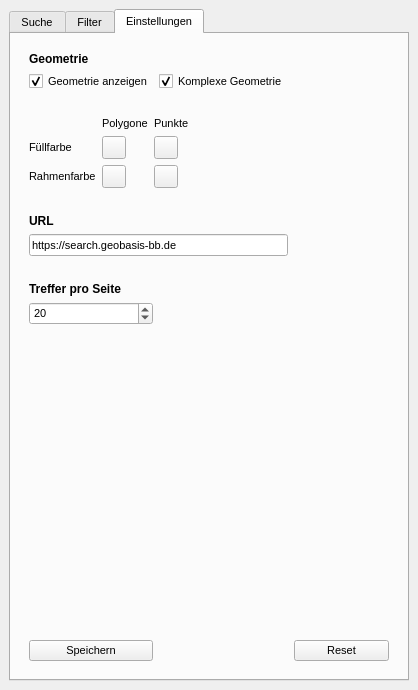
marcusmohr/qgs-gazetteer-bb, file gazetteer_bb_dockwidget_base.ui: the form before one commit.
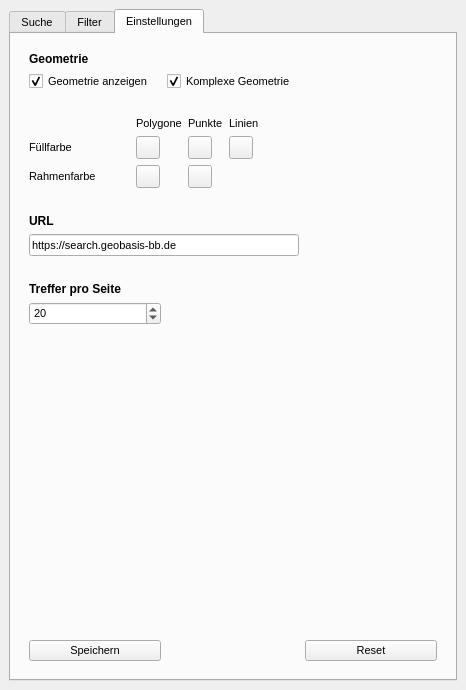
The form after the commit. The open tabs and pages were chosen to show the change. Custom widgets are drawn as their Qt base class.

What changed in the file:
```diff
--- a/gazetteer_bb_dockwidget_base.ui
+++ b/gazetteer_bb_dockwidget_base.ui
@@ -6,7 +6,7 @@
    <rect>
     <x>0</x>
     <y>0</y>
-    <width>418</width>
+    <width>466</width>
     <height>690</height>
    </rect>
   </property>
@@ -209,6 +209,13 @@
               </property>
              </widget>
             </item>
+            <item>
+             <widget class="QCheckBox" name="streetBox">
+              <property name="text">
+               <string>Straßennetz</string>
+              </property>
+             </widget>
+            </item>
            </layout>
           </item>
          </layout>
@@ -303,116 +310,7 @@
           <property name="bottomMargin">
            <number>9</number>
           </property>
-          <item row="17" column="0" colspan="2">
-           <widget class="QLineEdit" name="urlEdit">
-            <property name="text">
-             <string>https://search.geobasis-bb.de</string>
-            </property>
-           </widget>
-          </item>
-          <item row="11" column="0" colspan="3">
-           <spacer name="horizontalSpacer_3">
-            <property name="orientation">
-             <enum>Qt::Horizontal</enum>
-            </property>
-            <property name="sizeHint" stdset="0">
-             <size>
-              <width>40</width>
-              <height>20</height>
-             </size>
-            </property>
-           </spacer>
-          </item>
-          <item row="15" column="0">
-           <widget class="QLabel" name="searchUrlLabel">
-            <property name="font">
-             <font>
-              <pointsize>9</pointsize>
-              <weight>75</weight>
-              <bold>true</bold>
-             </font>
-            </property>
-            <property name="text">
-             <string>URL</string>
-            </property>
-           </widget>
-          </item>
-          <item row="4" column="0">
-           <widget class="QCheckBox" name="layerBox">
-            <property name="text">
-             <string>Geometrie anzeigen</string>
-            </property>
-            <property name="checked">
-             <bool>true</bool>
-            </property>
-           </widget>
-          </item>
-          <item row="36" column="0">
-           <widget class="QPushButton" name="saveButton">
-            <property name="text">
-             <string>Speichern</string>
-            </property>
-           </widget>
-          </item>
-          <item row="3" column="0">
-           <widget class="QLabel" name="geometryLabel">
-            <property name="font">
-             <font>
-              <pointsize>9</pointsize>
-              <weight>75</weight>
-              <bold>true</bold>
-             </font>
-            </property>
-            <property name="text">
-             <string>Geometrie</string>
-            </property>
-           </widget>
-          </item>
-          <item row="4" column="1">
-           <widget class="QCheckBox" name="complexBox">
-            <property name="text">
-             <string>Komplexe Geometrie</string>
-            </property>
-            <property name="checked">
-             <bool>true</bool>
-            </property>
-           </widget>
-          </item>
-          <item row="20" column="0">
-           <widget class="QLabel" name="sizeLabel">
-            <property name="font">
-             <font>
-              <pointsize>9</pointsize>
-              <weight>75</weight>
-              <bold>true</bold>
-             </font>
-            </property>
-            <property name="text">
-             <string>Treffer pro Seite</string>
-            </property>
-           </widget>
-          </item>
-          <item row="6" column="0" colspan="3">
-           <spacer name="horizontalSpacer">
-            <property name="orientation">
-             <enum>Qt::Horizontal</enum>
-            </property>
-            <property name="sizeHint" stdset="0">
-             <size>
-              <width>40</width>
-              <height>20</height>
-             </size>
-            </property>
-           </spacer>
-          </item>
-          <item row="36" column="2">
-           <widget class="QPushButton" name="resetButton">
-            <property name="text">
-             <string>Reset</string>
-            </property>
-           </widget>
-          </item>
-          <item row="21" column="0">
+          <item row="22" column="0">
            <widget class="QSpinBox" name="resultsBox">
             <property name="minimum">
              <number>10</number>
@@ -425,20 +323,17 @@
             </property>
            </widget>
           </item>
-          <item row="34" column="0">
-           <spacer name="verticalSpacer_2">
-            <property name="orientation">
-             <enum>Qt::Vertical</enum>
+          <item row="4" column="0">
+           <widget class="QCheckBox" name="layerBox">
+            <property name="text">
+             <string>Geometrie anzeigen</string>
             </property>
-            <property name="sizeHint" stdset="0">
-             <size>
-              <width>20</width>
-              <height>40</height>
-             </size>
+            <property name="checked">
+             <bool>true</bool>
             </property>
-           </spacer>
+           </widget>
           </item>
-          <item row="35" column="0" colspan="3">
+          <item row="36" column="0" colspan="3">
            <widget class="QLabel" name="settingsLabel">
             <property name="font">
              <font>
@@ -455,8 +350,99 @@
             </property>
            </widget>
           </item>
+          <item row="20" column="0" colspan="3">
+           <spacer name="horizontalSpacer_6">
+            <property name="orientation">
+             <enum>Qt::Horizontal</enum>
+            </property>
+            <property name="sizeHint" stdset="0">
+             <size>
+              <width>40</width>
+              <height>20</height>
+             </size>
+            </property>
+           </spacer>
+          </item>
+          <item row="21" column="0">
+           <widget class="QLabel" name="sizeLabel">
+            <property name="font">
+             <font>
+              <pointsize>9</pointsize>
+              <weight>75</weight>
+              <bold>true</bold>
+             </font>
+            </property>
+            <property name="text">
+             <string>Treffer pro Seite</string>
+            </property>
+           </widget>
+          </item>
+          <item row="37" column="2">
+           <widget class="QPushButton" name="resetButton">
+            <property name="text">
+             <string>Reset</string>
+            </property>
+           </widget>
+          </item>
+          <item row="11" column="0" colspan="3">
+           <layout class="QHBoxLayout" name="horizontalLayout_8"/>
+          </item>
+          <item row="12" column="0" colspan="3">
+           <spacer name="horizontalSpacer_3">
+            <property name="orientation">
+             <enum>Qt::Horizontal</enum>
+            </property>
+            <property name="sizeHint" stdset="0">
+             <size>
+              <width>40</width>
+              <height>20</height>
+             </size>
+            </property>
+           </spacer>
+          </item>
+          <item row="37" column="0">
+           <widget class="QPushButton" name="saveButton">
+            <property name="text">
+             <string>Speichern</string>
+            </property>
+           </widget>
+          </item>
+          <item row="6" column="0" colspan="3">
+           <spacer name="horizontalSpacer">
+            <property name="orientation">
+             <enum>Qt::Horizontal</enum>
+            </property>
+            <property name="sizeHint" stdset="0">
+             <size>
+              <width>40</width>
+              <height>20</height>
+             </size>
+            </property>
+           </spacer>
+          </item>
+          <item row="16" column="0">
+           <widget class="QLabel" name="searchUrlLabel">
+            <property name="font">
+             <font>
+              <pointsize>9</pointsize>
+              <weight>75</weight>
+              <bold>true</bold>
+             </font>
+            </property>
+            <property name="text">
+             <string>URL</string>
+            </property>
+           </widget>
+          </item>
           <item row="10" column="0" colspan="3">
            <layout class="QGridLayout" name="gridLayout_2" rowstretch="0,0,0">
+            <item row="1" column="1">
+             <widget class="QgsColorButton" name="fillColorButton">
+              <property name="allowOpacity">
+               <bool>true</bool>
+              </property>
+             </widget>
+            </item>
             <item row="2" column="2">
              <widget class="QgsColorButton" name="borderColorPointButton">
               <property name="allowOpacity">
@@ -464,6 +450,27 @@
               </property>
              </widget>
             </item>
+            <item row="2" column="1">
+             <widget class="QgsColorButton" name="borderColorButton">
+              <property name="allowOpacity">
+               <bool>true</bool>
+              </property>
+             </widget>
+            </item>
+            <item row="1" column="2">
+             <widget class="QgsColorButton" name="fillColorPointButton">
+              <property name="allowOpacity">
+               <bool>true</bool>
+              </property>
+             </widget>
+            </item>
+            <item row="2" column="0">
+             <widget class="QLabel" name="borderColorLabel">
+              <property name="text">
+               <string>Rahmenfarbe</string>
+              </property>
+             </widget>
+            </item>
             <item row="0" column="1">
              <widget class="QLabel" name="polygonLabel">
               <property name="text">
@@ -471,17 +478,10 @@
               </property>
              </widget>
             </item>
-            <item row="1" column="1">
-             <widget class="QgsColorButton" name="fillColorButton">
-              <property name="allowOpacity">
-               <bool>true</bool>
-              </property>
-             </widget>
-            </item>
-            <item row="1" column="2">
-             <widget class="QgsColorButton" name="fillColorPointButton">
-              <property name="allowOpacity">
-               <bool>true</bool>
+            <item row="0" column="3" colspan="2">
+             <widget class="QLabel" name="lineLabel">
+              <property name="text">
+               <string>Linien</string>
               </property>
              </widget>
             </item>
@@ -492,46 +492,13 @@
               </property>
              </widget>
             </item>
-            <item row="2" column="1">
-             <widget class="QgsColorButton" name="borderColorButton">
+            <item row="1" column="3" colspan="2">
+             <widget class="QgsColorButton" name="fillColorLineButton">
               <property name="allowOpacity">
                <bool>true</bool>
               </property>
              </widget>
             </item>
-            <item row="2" column="3">
-             <spacer name="horizontalSpacer_7">
-              <property name="orientation">
-               <enum>Qt::Horizontal</enum>
-              </property>
-              <property name="sizeHint" stdset="0">
-               <size>
-                <width>40</width>
-                <height>20</height>
-               </size>
-              </property>
-             </spacer>
-            </item>
-            <item row="1" column="3">
-             <spacer name="horizontalSpacer_4">
-              <property name="orientation">
-               <enum>Qt::Horizontal</enum>
-              </property>
-              <property name="sizeHint" stdset="0">
-               <size>
-                <width>40</width>
-                <height>20</height>
-               </size>
-              </property>
-             </spacer>
-            </item>
-            <item row="2" column="0">
-             <widget class="QLabel" name="borderColorLabel">
-              <property name="text">
-               <string>Rahmenfarbe</string>
-              </property>
-             </widget>
-            </item>
             <item row="1" column="0">
              <widget class="QLabel" name="fillLabel">
               <property name="text">
@@ -541,15 +508,46 @@
             </item>
            </layout>
           </item>
-          <item row="19" column="0" colspan="3">
-           <spacer name="horizontalSpacer_6">
+          <item row="18" column="0" colspan="2">
+           <widget class="QLineEdit" name="urlEdit">
+            <property name="text">
+             <string>https://search.geobasis-bb.de</string>
+            </property>
+           </widget>
+          </item>
+          <item row="4" column="1">
+           <widget class="QCheckBox" name="complexBox">
+            <property name="text">
+             <string>Komplexe Geometrie</string>
+            </property>
+            <property name="checked">
+             <bool>true</bool>
+            </property>
+           </widget>
+          </item>
+          <item row="3" column="0">
+           <widget class="QLabel" name="geometryLabel">
+            <property name="font">
+             <font>
+              <pointsize>9</pointsize>
+              <weight>75</weight>
+              <bold>true</bold>
+             </font>
+            </property>
+            <property name="text">
+             <string>Geometrie</string>
+            </property>
+           </widget>
+          </item>
+          <item row="35" column="0">
+           <spacer name="verticalSpacer_2">
             <property name="orientation">
-             <enum>Qt::Horizontal</enum>
+             <enum>Qt::Vertical</enum>
             </property>
             <property name="sizeHint" stdset="0">
              <size>
-              <width>40</width>
-              <height>20</height>
+              <width>20</width>
+              <height>40</height>
              </size>
             </property>
            </spacer>
```
